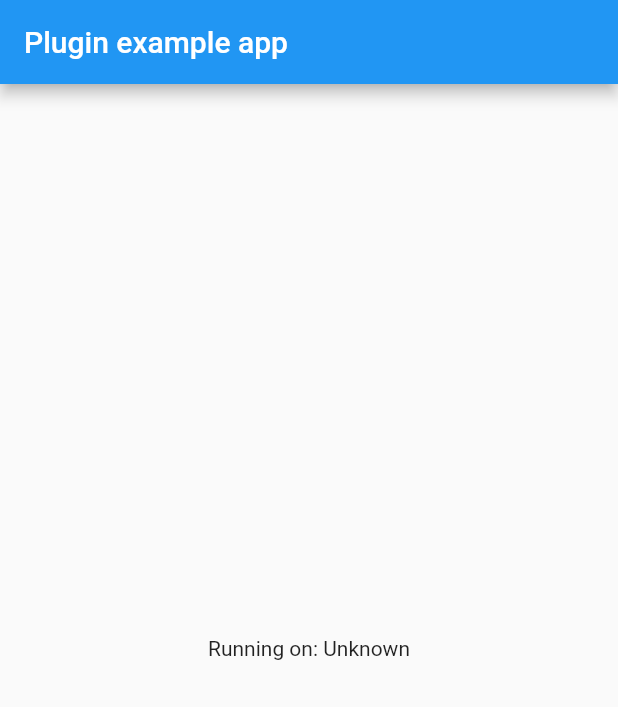
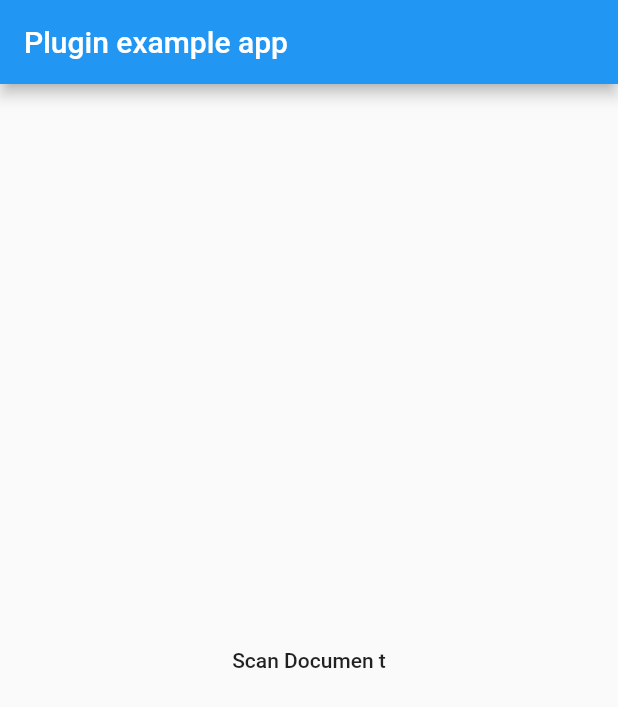
Before and after one commit to awazgyawali/scan_document, a Flutter app: the screen it shows after launch, on a phone screen of 412 x 824 dp. Shown: the top 707 px of the screen. Run offline on Flutter 3.47's test engine with Material 2 defaults, Android fonts, the phone set to English and light mode, and no system bars.

Commit message:
Added minor changes

```diff
--- a/example/lib/main.dart
+++ b/example/lib/main.dart
@@ -14,43 +14,31 @@ class MyApp extends StatefulWidget {
 }
 
 class _MyAppState extends State<MyApp> {
-  String _platformVersion = 'Unknown';
+  @override
+  Widget build(BuildContext context) {
+    return MaterialApp(
+      home: Home(),
+    );
+  }
+}
 
-  @override
-  void initState() {
-    super.initState();
-    initPlatformState();
-  }
-
-  // Platform messages are asynchronous, so we initialize in an async method.
-  Future<void> initPlatformState() async {
-    String platformVersion;
-    // Platform messages may fail, so we use a try/catch PlatformException.
-    try {
-      platformVersion = await ScanDocument.platformVersion;
-    } on PlatformException {
-      platformVersion = 'Failed to get platform version.';
-    }
-
-    // If the widget was removed from the tree while the asynchronous platform
-    // message was in flight, we want to discard the reply rather than calling
-    // setState to update our non-existent appearance.
-    if (!mounted) return;
-
-    setState(() {
-      _platformVersion = platformVersion;
-    });
-  }
+class Home extends StatelessWidget {
+  const Home({
+    Key key,
+  }) : super(key: key);
 
   @override
   Widget build(BuildContext context) {
-    return MaterialApp(
-      home: Scaffold(
-        appBar: AppBar(
-          title: const Text('Plugin example app'),
-        ),
-        body: Center(
-          child: Text('Running on: $_platformVersion\n'),
+    return Scaffold(
+      appBar: AppBar(
+        title: Text('Plugin example app'),
+      ),
+      body: Center(
+        child: FlatButton(
+          child: Text("Scan Documen t"),
+          onPressed: () {
+            scanDocument(context);
+          },
         ),
       ),
     );
```
Also changed, not shown: example/pubspec.lock, 5 other files.
